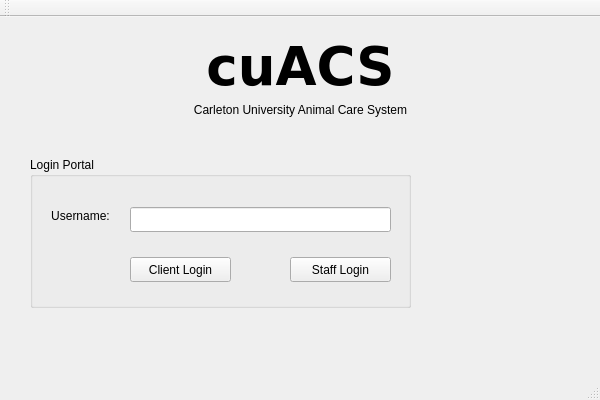
justinward3/COMP3004Project, file mainwindow.ui: the form before one commit.
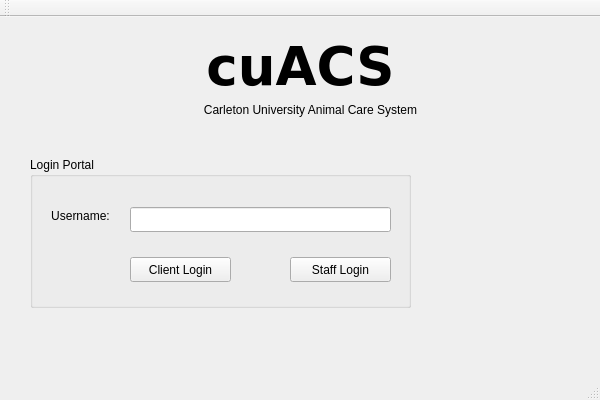
The form after the commit. Icons and pictures are not drawn.

Commit message: Word cutoff in UI

```diff
--- a/mainwindow.ui
+++ b/mainwindow.ui
@@ -137,9 +137,9 @@
    <widget class="QLabel" name="label_3">
     <property name="geometry">
      <rect>
-      <x>170</x>
+      <x>150</x>
       <y>80</y>
-      <width>261</width>
+      <width>321</width>
       <height>20</height>
      </rect>
     </property>
```
The commit also changes 1 other file.
